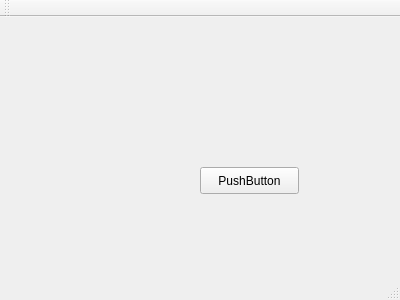
Above: Updater/mainform.ui from gagikpog/Updater before the change. Below: the same form after it.
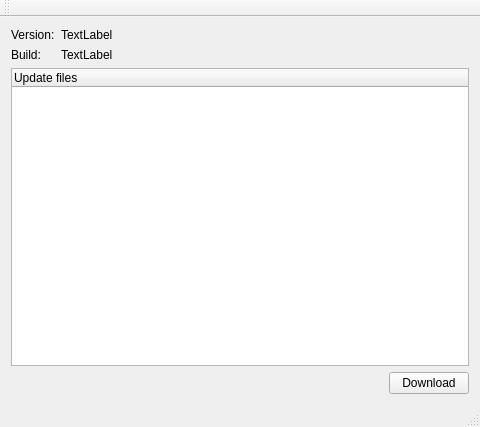
That is the form after the change.

Patch:
```diff
--- a/Updater/mainform.ui
+++ b/Updater/mainform.ui
@@ -6,27 +6,81 @@
    <rect>
     <x>0</x>
     <y>0</y>
-    <width>400</width>
-    <height>300</height>
+    <width>480</width>
+    <height>427</height>
    </rect>
   </property>
   <property name="windowTitle">
    <string>mainForm</string>
   </property>
   <widget class="QWidget" name="centralWidget">
-   <widget class="QPushButton" name="pushButton">
-    <property name="geometry">
-     <rect>
-      <x>200</x>
-      <y>150</y>
-      <width>99</width>
-      <height>27</height>
-     </rect>
-    </property>
-    <property name="text">
-     <string>PushButton</string>
-    </property>
-   </widget>
+   <layout class="QVBoxLayout" name="verticalLayout">
+    <item>
+     <layout class="QFormLayout" name="formLayout">
+      <item row="0" column="0">
+       <widget class="QLabel" name="lblVersion">
+        <property name="text">
+         <string>Version:</string>
+        </property>
+       </widget>
+      </item>
+      <item row="0" column="1">
+       <widget class="QLabel" name="lblVersionInfo">
+        <property name="text">
+         <string>TextLabel</string>
+        </property>
+       </widget>
+      </item>
+      <item row="1" column="0">
+       <widget class="QLabel" name="lblBuild">
+        <property name="text">
+         <string>Build:</string>
+        </property>
+       </widget>
+      </item>
+      <item row="1" column="1">
+       <widget class="QLabel" name="lblBuildInfo">
+        <property name="text">
+         <string>TextLabel</string>
+        </property>
+       </widget>
+      </item>
+     </layout>
+    </item>
+    <item>
+     <widget class="QTreeWidget" name="treeWidget">
+      <column>
+       <property name="text">
+        <string>Update files</string>
+       </property>
+      </column>
+     </widget>
+    </item>
+    <item>
+     <layout class="QHBoxLayout" name="horizontalLayout">
+      <item>
+       <spacer name="horizontalSpacer">
+        <property name="orientation">
+         <enum>Qt::Horizontal</enum>
+        </property>
+        <property name="sizeHint" stdset="0">
+         <size>
+          <width>40</width>
+          <height>20</height>
+         </size>
+        </property>
+       </spacer>
+      </item>
+      <item>
+       <widget class="QPushButton" name="btnDownload">
+        <property name="text">
+         <string>Download</string>
+        </property>
+       </widget>
+      </item>
+     </layout>
+    </item>
+   </layout>
   </widget>
   <widget class="QMenuBar" name="menuBar">
    <property name="geometry">
```
Left out of the diff: 2 changed lines with no effect on the pictures.
